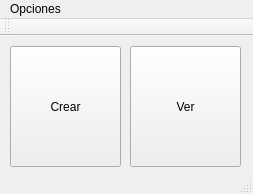
First picture: the form in mainwindow.ui, repository kevinPinzon/Proyecto-Orga, before the edit.
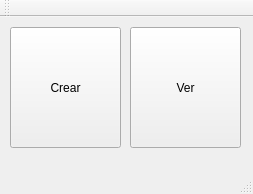
Second picture: the form after the edit.

```diff
--- a/mainwindow.ui
+++ b/mainwindow.ui
@@ -41,6 +41,15 @@
     </property>
    </widget>
   </widget>
+  <widget class="QStatusBar" name="statusBar"/>
+  <widget class="QToolBar" name="mainToolBar">
+   <attribute name="toolBarArea">
+    <enum>TopToolBarArea</enum>
+   </attribute>
+   <attribute name="toolBarBreak">
+    <bool>false</bool>
+   </attribute>
+  </widget>
   <widget class="QMenuBar" name="menuBar">
    <property name="geometry">
     <rect>
@@ -50,23 +59,7 @@
      <height>25</height>
     </rect>
    </property>
-   <widget class="QMenu" name="menuOpciones">
-    <property name="title">
-     <string>Opciones</string>
-    </property>
-    <addaction name="actionCruzar"/>
-   </widget>
-   <addaction name="menuOpciones"/>
   </widget>
-  <widget class="QToolBar" name="mainToolBar">
-   <attribute name="toolBarArea">
-    <enum>TopToolBarArea</enum>
-   </attribute>
-   <attribute name="toolBarBreak">
-    <bool>false</bool>
-   </attribute>
-  </widget>
-  <widget class="QStatusBar" name="statusBar"/>
   <action name="actionCruzar">
    <property name="text">
     <string>Cruzar</string>
```
Left out of the diff: 2 changed lines with no effect on the pictures.
